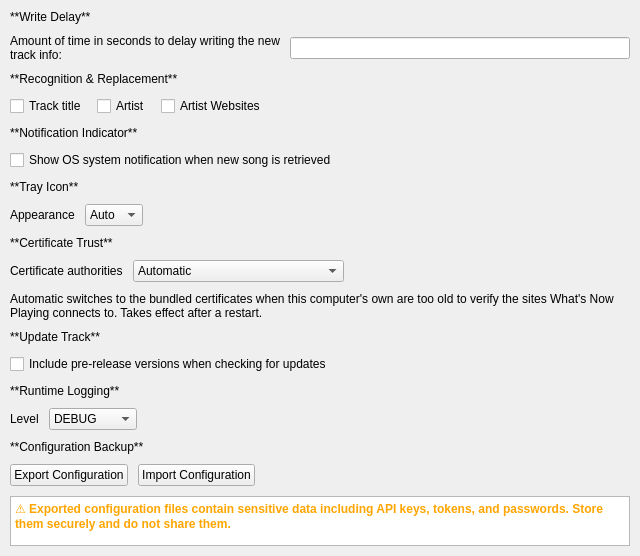
This is nowplaying/resources/ui/general.ui in whatsnowplaying/whats-now-playing as Qt 5 draws it before an edit. The edited form follows.
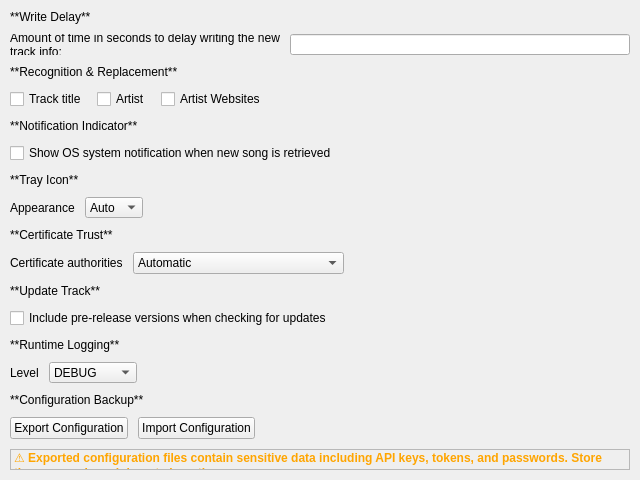
This is the edited form.

Commit message: Fit the settings window on a 1200x600 screen

Diff of the .ui file:
```diff
--- a/nowplaying/resources/ui/general.ui
+++ b/nowplaying/resources/ui/general.ui
@@ -222,16 +222,6 @@
      </item>
     </layout>
    </item>
-   <item>
-    <widget class="QLabel" name="catrust_help_label">
-     <property name="text">
-      <string>Automatic switches to the bundled certificates when this computer's own are too old to verify the sites What's Now Playing connects to. Takes effect after a restart.</string>
-     </property>
-     <property name="wordWrap">
-      <bool>true</bool>
-     </property>
-    </widget>
-   </item>
    <item>
     <widget class="QLabel" name="prerelease_label">
      <property name="text">
@@ -363,14 +353,26 @@
     </layout>
    </item>
    <item>
-    <widget class="QTextBrowser" name="config_warning_label">
+    <widget class="QLabel" name="config_warning_label">
      <property name="sizePolicy">
-      <sizepolicy hsizetype="Expanding" vsizetype="Expanding">
+      <sizepolicy hsizetype="Expanding" vsizetype="Preferred">
        <horstretch>0</horstretch>
-       <verstretch>1</verstretch>
+       <verstretch>0</verstretch>
       </sizepolicy>
      </property>
-     <property name="html">
+     <property name="wordWrap">
+      <bool>true</bool>
+     </property>
+     <property name="frameShape">
+      <enum>QFrame::StyledPanel</enum>
+     </property>
+     <property name="frameShadow">
+      <enum>QFrame::Sunken</enum>
+     </property>
+     <property name="margin">
+      <number>6</number>
+     </property>
+     <property name="text">
       <string>&lt;!DOCTYPE HTML PUBLIC &quot;-//W3C//DTD HTML 4.0//EN&quot; &quot;http://www.w3.org/TR/REC-html40/strict.dtd&quot;&gt;
 &lt;html&gt;&lt;head&gt;&lt;meta name=&quot;qrichtext&quot; content=&quot;1&quot; /&gt;&lt;style type=&quot;text/css&quot;&gt;
 p, li { white-space: pre-wrap; }
```
Left out of the diff: 3 changed lines with no effect on the pictures. The commit also changes 2 other files.
